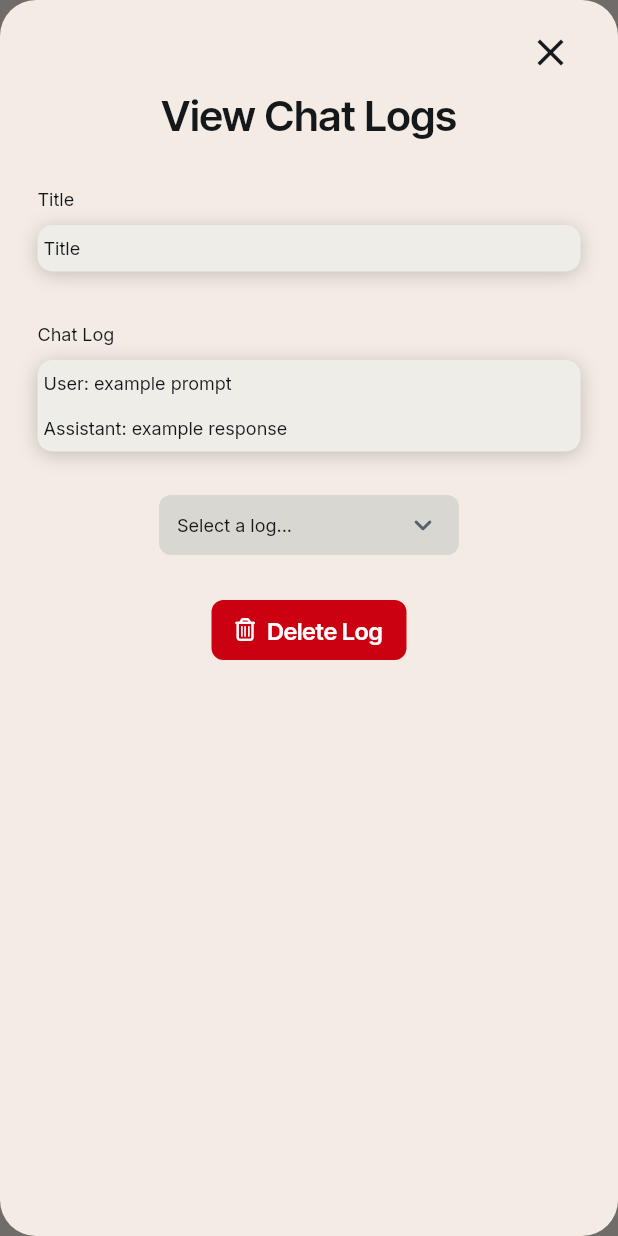
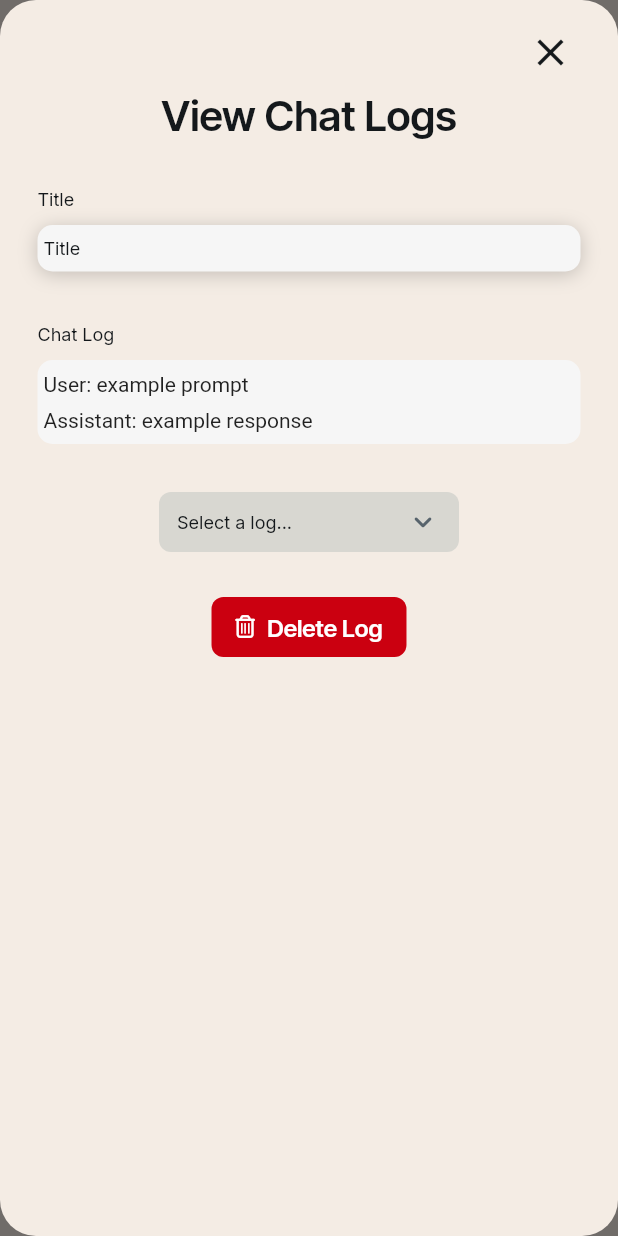
Before and after one commit to SamZhong2/SyncSphere, a Flutter app: the AiPageWidget screen opened directly, tab 2 chosen, after a tap on the "edit note" icon, on a phone screen of 412 x 824 dp. Run offline on Flutter 3.47's test engine with Material 3 defaults, Android fonts, the phone set to English and light mode, and no system bars; drawn by our look-alikes of auto_size_text, dropdown_button2, flutter_markdown; our stand-ins replace cloud_firestore, cloud_functions, easy_debounce, equatable, file_picker, firebase_analytics and 23 more; missing offline and left inert: json_path, mime_type; accounts and stored records are empty; network calls fail.

Commit message:
Updating to latest FlutterFlow output.

```diff
--- a/assets/environment_values/environment.json
+++ b/assets/environment_values/environment.json
@@ -1,3 +1,3 @@
 {
-  "currentEnv": "production"
+  "currentEnv": "dev"
 }
--- a/lib/environment_values.dart
+++ b/lib/environment_values.dart
@@ -2,7 +2,7 @@ import 'dart:convert';
 import 'package:flutter/services.dart';
 
 class FFDevEnvironmentValues {
-  static const String currentEnvironment = 'Production';
+  static const String currentEnvironment = 'Dev';
   static const String environmentValuesPath =
       'assets/environment_values/environment.json';
 
--- a/lib/flutter_flow/custom_functions.dart
+++ b/lib/flutter_flow/custom_functions.dart
@@ -256,7 +256,14 @@ List<String>? chatLogToList(String? chatLog) {
 
   final List<String> entries = matches.map((match) {
     final userPrompt = match.group(1)?.trim() ?? '';
-    final response = match.group(2)?.trim() ?? '';
+    String response = match.group(2)?.trim() ?? '';
+
+    // Truncate response at 'USER ENDED SESSION.' if present
+    final endSessionIndex = response.indexOf('USER ENDED SESSION.');
+    if (endSessionIndex != -1) {
+      response = response.substring(0, endSessionIndex).trim();
+    }
+
     return 'User: $userPrompt\n\nAssistant: $response';
   }).toList();
 
--- a/lib/pages/ai_page/ai_page_model.dart
+++ b/lib/pages/ai_page/ai_page_model.dart
@@ -39,7 +39,7 @@ class AiPageModel extends FlutterFlowModel<AiPageWidget> {
       eventJsonsList[index] = updateFn(eventJsonsList[index]);
 
   String dailyReportMod =
-      'given the following list of events, offer a comprehensive briefing with suggestions of how i should spend my day.\n\nif the list is empty or if you cant find a list offer me an uplifting message because there is no work to be done today.\n\nIf the list of events pans more than one day, offer a comprehensive briefing with suggestions of how i should spend each day.';
+      'given the following list of events, offer a comprehensive briefing with suggestions of how i should spend my day.\n\nIf the list of events spans more than one day, offer a comprehensive briefing with suggestions of how i should spend each day.\n\nif the list is empty or if you cant find a list that means there are no upcoming events. In that case offer an uplifting message because there is no work to be done today.';
 
   Color planModeColor = Color(4292585126);
 
--- a/lib/pages/components/edit_chat_log/edit_chat_log_widget.dart
+++ b/lib/pages/components/edit_chat_log/edit_chat_log_widget.dart
@@ -9,6 +9,7 @@ import '/flutter_flow/form_field_controller.dart';
 import '/flutter_flow/custom_functions.dart' as functions;
 import 'package:flutter/material.dart';
 import 'package:flutter/scheduler.dart';
+import 'package:flutter_markdown/flutter_markdown.dart';
 import 'package:font_awesome_flutter/font_awesome_flutter.dart';
 import 'package:google_fonts/google_fonts.dart';
 import 'edit_chat_log_model.dart';
@@ -141,7 +142,10 @@ class _EditChatLogWidgetState extends State<EditChatLogWidget> {
                         mainAxisAlignment: MainAxisAlignment.start,
                         crossAxisAlignment: CrossAxisAlignment.start,
                         children: [
-                          Container(
+                          Material(
+                            color: Colors.transparent,
+                            elevation: 0.0,
+                            child: Container(
                               width: double.infinity,
                               decoration: BoxDecoration(),
                               child: Text(
@@ -167,11 +171,17 @@ class _EditChatLogWidgetState extends State<EditChatLogWidget> {
                                     ),
                               ),
                             ),
-                          Container(
+                          ),
+                          Material(
+                            color: Colors.transparent,
+                            elevation: 0.0,
+                            shape: RoundedRectangleBorder(
+                              borderRadius: BorderRadius.circular(10.0),
+                            ),
+                            child: Container(
                               width: double.infinity,
                               decoration: BoxDecoration(
-                              color: FlutterFlowTheme.of(context)
-                                  .secondaryBackground,
+                                color: Color(0xFFF6F6F6),
                                 boxShadow: [
                                   BoxShadow(
                                     blurRadius: 10.0,
@@ -196,10 +206,12 @@ class _EditChatLogWidgetState extends State<EditChatLogWidget> {
                                       .bodyMedium
                                       .override(
                                         font: GoogleFonts.inter(
-                                        fontWeight: FlutterFlowTheme.of(context)
+                                          fontWeight:
+                                              FlutterFlowTheme.of(context)
                                                   .bodyMedium
                                                   .fontWeight,
-                                        fontStyle: FlutterFlowTheme.of(context)
+                                          fontStyle:
+                                              FlutterFlowTheme.of(context)
                                                   .bodyMedium
                                                   .fontStyle,
                                         ),
@@ -210,6 +222,7 @@ class _EditChatLogWidgetState extends State<EditChatLogWidget> {
                                         fontStyle: FlutterFlowTheme.of(context)
                                             .bodyMedium
                                             .fontStyle,
+                                      ),
                                 ),
                               ),
                             ),
@@ -271,61 +284,27 @@ class _EditChatLogWidgetState extends State<EditChatLogWidget> {
                                       chatLogAsList[chatLogAsListIndex];
                                   return Padding(
                                     padding: EdgeInsetsDirectional.fromSTEB(
-                                        0.0, 0.0, 0.0, 5.0),
+                                        0.0, 0.0, 0.0, 8.0),
                                     child: Container(
-                                      width: double.infinity,
                                       decoration: BoxDecoration(
-                                        color: FlutterFlowTheme.of(context)
-                                            .secondaryBackground,
-                                        boxShadow: [
-                                          BoxShadow(
-                                            blurRadius: 10.0,
-                                            color: Color(0x33000000),
-                                            offset: Offset(
-                                              0.0,
-                                              2.0,
-                                            ),
-                                          )
-                                        ],
+                                        color: Color(0xFFF6F6F6),
                                         borderRadius:
                                             BorderRadius.circular(10.0),
                                       ),
                                       child: Padding(
                                         padding: EdgeInsetsDirectional.fromSTEB(
                                             4.0, 8.0, 4.0, 8.0),
-                                        child: Text(
-                                          valueOrDefault<String>(
+                                        child: MarkdownBody(
+                                          data: valueOrDefault<String>(
                                             functions
                                                 .chatLogToList(_model.logField)
                                                 ?.elementAtOrNull(
                                                     chatLogAsListIndex),
                                             'Chat Log',
                                           ),
-                                          style: FlutterFlowTheme.of(context)
-                                              .bodyMedium
-                                              .override(
-                                                font: GoogleFonts.inter(
-                                                  fontWeight:
-                                                      FlutterFlowTheme.of(
-                                                              context)
-                                                          .bodyMedium
-                                                          .fontWeight,
-                                                  fontStyle:
-                                                      FlutterFlowTheme.of(
-                                                              context)
-                                                          .bodyMedium
-                                                          .fontStyle,
-                                                ),
-                                                letterSpacing: 0.0,
-                                                fontWeight:
-                                                    FlutterFlowTheme.of(context)
-                                                        .bodyMedium
-                                                        .fontWeight,
-                                                fontStyle:
-                                                    FlutterFlowTheme.of(context)
-                                                        .bodyMedium
-                                                        .fontStyle,
-                                              ),
+                                          selectable: true,
+                                          onTapLink: (_, url, __) =>
+                                              launchURL(url!),
                                         ),
                                       ),
                                     ),
--- a/lib/pages/onboarding_info/onboarding_info_widget.dart
+++ b/lib/pages/onboarding_info/onboarding_info_widget.dart
@@ -144,10 +144,9 @@ class _OnboardingInfoWidgetState extends State<OnboardingInfoWidget> {
                                         'ONBOARDING_INFO_PAGE_add_ICN_ON_TAP');
                                     logFirebaseEvent(
                                         'IconButton_store_media_for_upload');
-                                    final selectedMedia =
-                                        await selectMediaWithSourceBottomSheet(
-                                      context: context,
-                                      allowPhoto: true,
+                                    final selectedMedia = await selectMedia(
+                                      mediaSource: MediaSource.photoGallery,
+                                      multiImage: false,
                                     );
                                     if (selectedMedia != null &&
                                         selectedMedia.every((m) =>
--- a/pubspec.yaml
+++ b/pubspec.yaml
@@ -15,7 +15,7 @@ publish_to: 'none' # Remove this line if you wish to publish to pub.dev
 # In iOS, build-name is used as CFBundleShortVersionString while build-number used as CFBundleVersion.
 # Read more about iOS versioning at
 # https://developer.apple.com/library/archive/documentation/General/Reference/InfoPlistKeyReference/Articles/CoreFoundationKeys.html
-version: 2.0.0+10
+version: 1.0.1+7
 
 environment:
   sdk: ">=3.0.0 <4.0.0"
```
Also changed, not shown: 2 other files. Lines whose indentation alone changed are shown as unchanged.
